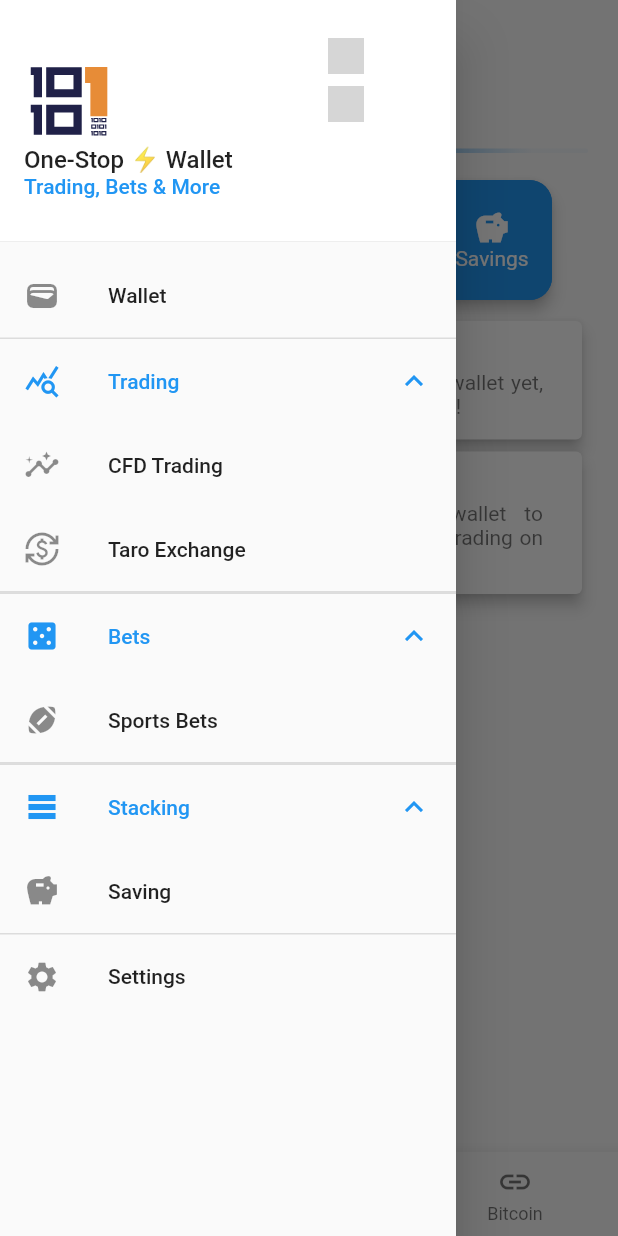
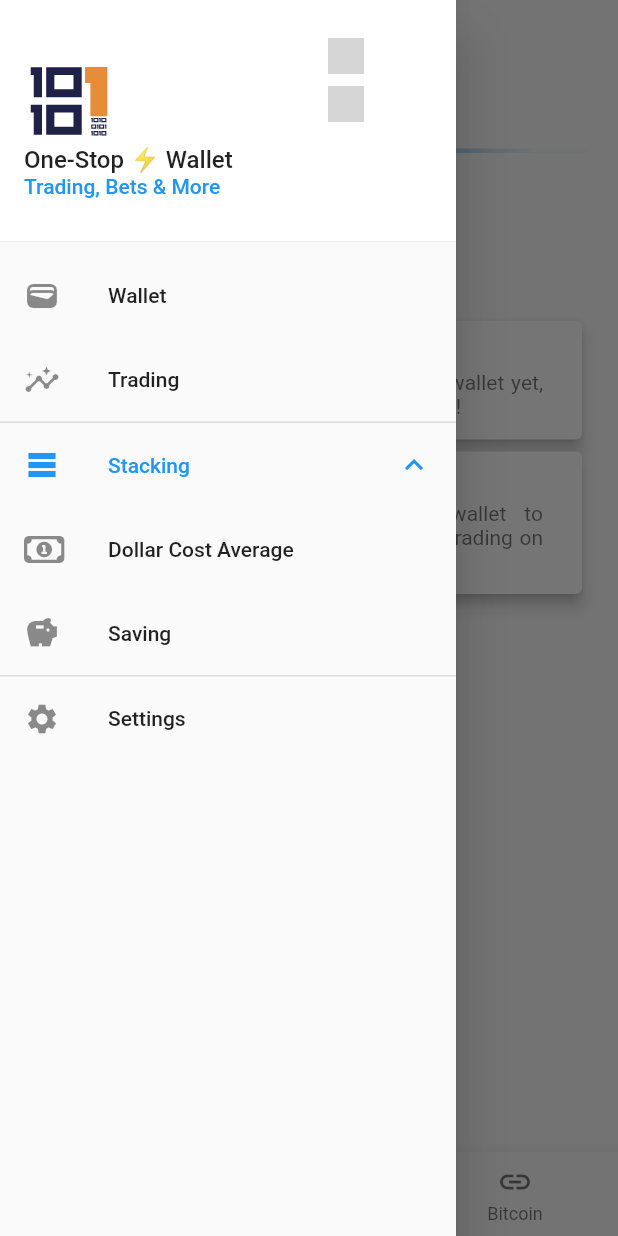
Before and after one commit to get10101/10101-PoC, a Flutter app: the screen it shows after launch, with the side drawer open, on a phone screen of 412 x 824 dp. Run offline on Flutter 3.47's test engine with Material 2 defaults, Android fonts, the phone set to English and light mode, and no system bars; our stand-ins replace decimal, flutter_speed_dial, flutter_svg, font_awesome_flutter, go_router and 1 more; missing offline and left inert: dart:ffi, dart:html, f_logs, flutter_rust_bridge, webview_flutter_plus; grey boxes are pictures that could not be loaded.

Commit message:
chore: rename services a bit
- cfd --> trading
- exchange --> combined in trading
- betting --> removed
- DCA --> added

```diff
--- a/lib/cfd_trading/cfd_order_confirmation.dart
+++ b/lib/cfd_trading/cfd_order_confirmation.dart
@@ -72,7 +72,7 @@ class _CfdOrderConfirmationState extends State<CfdOrderConfirmation> {
     final contractSymbol = order.contractSymbol.name.toUpperCase();
 
     return Scaffold(
-      appBar: AppBar(title: const Text('CFD Order Confirmation')),
+      appBar: AppBar(title: const Text('Order Confirmation')),
       body: SafeArea(
         child: Container(
           padding: const EdgeInsets.all(20.0),
--- a/lib/cfd_trading/cfd_order_detail.dart
+++ b/lib/cfd_trading/cfd_order_detail.dart
@@ -100,7 +100,7 @@ class _CfdOrderDetailState extends State<CfdOrderDetail> {
     }
 
     return Scaffold(
-        appBar: AppBar(title: const Text('CFD Order Details')),
+        appBar: AppBar(title: const Text('Order Details')),
         body: SafeArea(
           child: Container(
               padding: const EdgeInsets.all(20.0),
--- a/lib/cfd_trading/cfd_trading.dart
+++ b/lib/cfd_trading/cfd_trading.dart
@@ -11,7 +11,7 @@ import 'package:ten_ten_one/app_bar_with_balance.dart';
 import '../models/service_model.dart';
 
 class CfdTrading extends StatefulWidget {
-  static final route = Service.cfd.route;
+  static final route = Service.trade.route;
 
   const CfdTrading({Key? key}) : super(key: key);
 
@@ -47,7 +47,7 @@ class _CfdTradingState extends State<CfdTrading> {
               ),
               BottomNavigationBarItem(
                 icon: Icon(Icons.format_list_bulleted_sharp),
-                label: 'My CFDs',
+                label: 'Positions',
               ),
               BottomNavigationBarItem(
                 icon: Icon(Icons.candlestick_chart_sharp),
--- a/lib/main.dart
+++ b/lib/main.dart
@@ -179,21 +179,12 @@ class _TenTenOneState extends State<TenTenOneApp> {
         },
       ),
       GoRoute(
-        path: Service.exchange.route,
+        path: Service.dca.route,
         builder: (BuildContext context, GoRouterState state) {
           return const ServicePlaceholder(
-              service: Service.exchange,
+              service: Service.dca,
               description:
-                  "Have you heard of Taro? We sure did - and yes, we are planning to build a non custodial exchange using Taro!");
-        },
-      ),
-      GoRoute(
-        path: Service.sportsbet.route,
-        builder: (BuildContext context, GoRouterState state) {
-          return const ServicePlaceholder(
-              service: Service.sportsbet,
-              description:
-                  "Pick your favourite team and place a bet! Binary sports-bets are in the works - more complex bets to come - soon!");
+                  "When is the best time to buy Bitcoin? Now! DCA is a constant investment strategy to buy smaller amounts of Bitcoin over a period of time, no matter what price. DCA is coming soon!");
         },
       ),
     ],
--- a/lib/menu.dart
+++ b/lib/menu.dart
@@ -41,46 +41,25 @@ class Menu extends StatelessWidget {
               GoRouter.of(context).go("/");
             },
           ),
-          ExpansionTile(
-            title: Text(ServiceGroup.trade.label),
-            leading: Icon(ServiceGroup.trade.icon),
-            initiallyExpanded: true,
-            children: [
-              ListTile(
-                title: Text(Service.cfd.label),
-                leading: Icon(Service.cfd.icon),
-                onTap: () {
-                  GoRouter.of(context).go(Service.cfd.route);
-                },
-              ),
-              ListTile(
-                title: Text(Service.exchange.label),
-                leading: Icon(Service.exchange.icon),
-                onTap: () {
-                  GoRouter.of(context).go(Service.exchange.route);
-                },
-              ),
-            ],
-          ),
-          ExpansionTile(
-            title: Text(ServiceGroup.bets.label),
-            leading: Icon(ServiceGroup.bets.icon),
-            initiallyExpanded: true,
-            children: [
-              ListTile(
-                title: Text(Service.sportsbet.label),
-                leading: Icon(Service.sportsbet.icon),
-                onTap: () {
-                  GoRouter.of(context).go(Service.sportsbet.route);
-                },
-              ),
-            ],
+          ListTile(
+            title: Text(Service.trade.label),
+            leading: Icon(Service.trade.icon),
+            onTap: () {
+              GoRouter.of(context).go(Service.trade.route);
+            },
           ),
           ExpansionTile(
             title: Text(ServiceGroup.invest.label),
             leading: Icon(ServiceGroup.invest.icon),
             initiallyExpanded: true,
             children: [
+              ListTile(
+                title: Text(Service.dca.label),
+                leading: Icon(Service.dca.icon),
+                onTap: () {
+                  GoRouter.of(context).go(Service.dca.route);
+                },
+              ),
               ListTile(
                 title: Text(Service.savings.label),
                 leading: Icon(Service.savings.icon),
--- a/lib/models/service_model.dart
+++ b/lib/models/service_model.dart
@@ -1,18 +1,19 @@
 import 'package:flutter/material.dart';
+import 'package:font_awesome_flutter/font_awesome_flutter.dart';
 
-enum ServiceGroup { wallet, trade, bets, invest }
+enum ServiceGroup { wallet, trade, dca, invest }
 
 extension ServiceGroupExtension on ServiceGroup {
   static const labels = {
     ServiceGroup.wallet: "Wallet",
     ServiceGroup.trade: "Trading",
-    ServiceGroup.bets: "Bets",
+    ServiceGroup.dca: "DCA",
     ServiceGroup.invest: "Stacking"
   };
   static const icons = {
     ServiceGroup.wallet: Icons.wallet,
     ServiceGroup.trade: Icons.query_stats,
-    ServiceGroup.bets: Icons.casino,
+    ServiceGroup.dca: FontAwesomeIcons.moneyBill1,
     ServiceGroup.invest: Icons.table_rows
   };
 
@@ -20,31 +21,27 @@ extension ServiceGroupExtension on ServiceGroup {
   IconData get icon => icons[this]!;
 }
 
-enum Service { cfd, sportsbet, exchange, savings }
+enum Service { trade, dca, savings }
 
 extension ServiceExtension on Service {
   static const labels = {
-    Service.cfd: "CFD Trading",
-    Service.sportsbet: "Sports Bets",
-    Service.exchange: "Taro Exchange",
+    Service.trade: "Trading",
+    Service.dca: "Dollar Cost Average",
     Service.savings: "Saving"
   };
   static const shortLabels = {
-    Service.cfd: "CFDs",
-    Service.sportsbet: "Bets",
-    Service.exchange: "Exchange",
+    Service.trade: "Trade",
+    Service.dca: "DCA",
     Service.savings: "Savings"
   };
   static const icons = {
-    Service.cfd: Icons.insights,
-    Service.sportsbet: Icons.sports_football,
-    Service.exchange: Icons.currency_exchange,
+    Service.trade: Icons.insights,
+    Service.dca: FontAwesomeIcons.moneyBill1,
     Service.savings: Icons.savings
   };
   static const routes = {
-    Service.cfd: "/cfd-trading",
-    Service.sportsbet: "/sports-bet",
-    Service.exchange: "/exchange",
+    Service.trade: "/trading",
+    Service.dca: "/dca",
     Service.savings: "/savings"
   };
 
--- a/lib/wallet/wallet.dart
+++ b/lib/wallet/wallet.dart
@@ -7,7 +7,7 @@ import 'package:ten_ten_one/wallet/wallet_dashboard.dart';
 import 'package:ten_ten_one/wallet/wallet_lightning.dart';
 
 class Wallet extends StatefulWidget {
-  static const route = '/cfd-trading';
+  static const route = '/trading';
 
   const Wallet({Key? key}) : super(key: key);
 
--- a/lib/wallet/wallet_dashboard.dart
+++ b/lib/wallet/wallet_dashboard.dart
@@ -116,16 +116,12 @@ class ServiceNavigation extends StatelessWidget {
         scrollDirection: Axis.horizontal,
         children: [
           GestureDetector(
-            onTap: () => {GoRouter.of(context).go(Service.cfd.route)},
-            child: const ServiceCard(Service.cfd),
+            onTap: () => {GoRouter.of(context).go(Service.trade.route)},
+            child: const ServiceCard(Service.trade),
           ),
           GestureDetector(
-            onTap: () => {GoRouter.of(context).go(Service.sportsbet.route)},
-            child: const ServiceCard(Service.sportsbet),
-          ),
-          GestureDetector(
-            onTap: () => {GoRouter.of(context).go(Service.exchange.route)},
-            child: const ServiceCard(Service.exchange),
+            onTap: () => {GoRouter.of(context).go(Service.dca.route)},
+            child: const ServiceCard(Service.dca),
           ),
           GestureDetector(
             onTap: () => {GoRouter.of(context).go(Service.savings.route)},
--- a/lib/wallet/wallet_lightning.dart
+++ b/lib/wallet/wallet_lightning.dart
@@ -116,9 +116,9 @@ class ServiceNavigation extends StatelessWidget {
         children: [
           GestureDetector(
             onTap: () => {GoRouter.of(context).go(CfdTrading.route)},
-            child: const ServiceCard(Service.cfd),
+            child: const ServiceCard(Service.trade),
           ),
-          const ServiceCard(Service.sportsbet),
+          const ServiceCard(Service.dca),
         ],
       ),
     );
```
